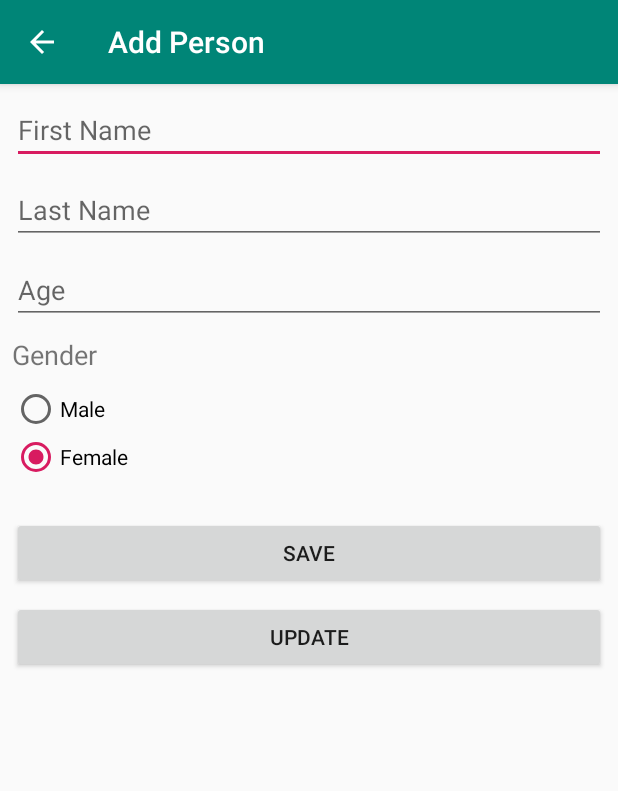
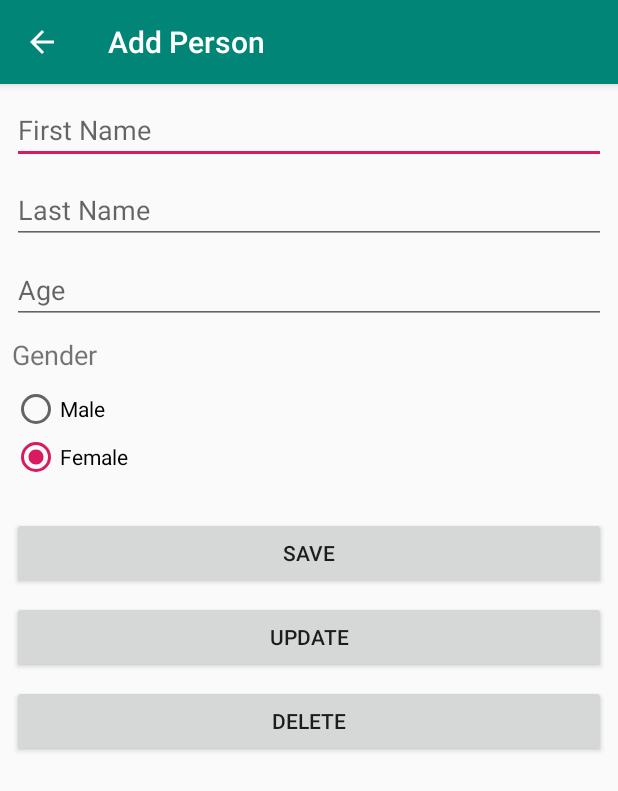
Before and after one commit to lufimon/cdgsWorkshop, an Android app: the LocalActivity screen opened directly, with no data from a screen before it, after a tap on "ADD", on a phone screen of 412 x 824 dp. Shown: the top 791 px of the screen. Run offline under Robolectric (Android 15) with nearby library versions, the phone set to English and light mode, and no system bars; our stand-ins replace Room's generated code; 6 statements that could not run were skipped.

Commit message:
delete section

```diff
--- a/app/src/main/java/th/co/cdgs/workshop1/local/LocalAddActivity.kt
+++ b/app/src/main/java/th/co/cdgs/workshop1/local/LocalAddActivity.kt
@@ -25,6 +25,9 @@ class LocalAddActivity : AppCompatActivity() {
     //after add btn update layout activity_local_add
     var id: Int? = null
     lateinit var btnUpdate: Button
+
+    //after add btn delete layout activity_local_add
+    lateinit var btnDelete: Button
 
     override fun onCreate(savedInstanceState: Bundle?) {
         super.onCreate(savedInstanceState)
@@ -110,5 +113,18 @@ class LocalAddActivity : AppCompatActivity() {
                 finish()
             }).execute()
         }
+
+        /**
+         * delete section
+         */
+        btnDelete = findViewById(R.id.btn_delete)
+        //when press button delete
+        btnDelete.setOnClickListener {
+            Utils.Companion.DoAsync({
+                AppDatabase.getAppDatabase(this@LocalAddActivity).personDao().deleteById(this@LocalAddActivity.id!!)
+            }, {
+                finish()
+            }).execute()
+        }
     }
 }
--- a/app/src/main/java/th/co/cdgs/workshop1/local/data/PersonDao.kt
+++ b/app/src/main/java/th/co/cdgs/workshop1/local/data/PersonDao.kt
@@ -1,6 +1,7 @@
 package th.co.cdgs.workshop1.local.data
 
 import android.arch.persistence.room.*
+
 //2
 @Dao
 interface PersonDao {
@@ -19,4 +20,8 @@ interface PersonDao {
 
     @Query("SELECT * FROM person WHERE person.id = :id")
     fun getPersonById(id: Int): Person
+
+    //add delete section
+    @Query("DELETE FROM person WHERE person.id = :id")
+    fun deleteById(id: Int)
 }
--- a/app/src/main/res/layout/activity_local_add.xml
+++ b/app/src/main/res/layout/activity_local_add.xml
@@ -72,4 +72,11 @@
             app:layout_constraintTop_toBottomOf="@+id/btn_save_add" app:layout_constraintEnd_toEndOf="parent"
             android:layout_marginEnd="8dp" app:layout_constraintStart_toStartOf="parent"
             android:layout_marginStart="8dp" android:layout_marginTop="8dp"/>
+    <Button
+            android:text="Delete"
+            android:layout_width="0dp"
+            android:layout_height="wrap_content" android:id="@+id/btn_delete"
+            app:layout_constraintTop_toBottomOf="@+id/btn_update" app:layout_constraintEnd_toEndOf="parent"
+            android:layout_marginEnd="8dp" app:layout_constraintStart_toStartOf="parent"
+            android:layout_marginStart="8dp" android:layout_marginTop="8dp"/>
 </android.support.constraint.ConstraintLayout>
```
